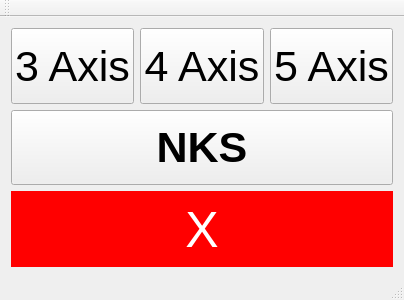
The window that mainwindow.ui (nekaelektronik/axis-selector) describes before a commit, drawn with Qt 5.
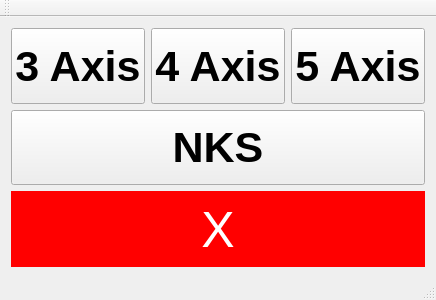
The same window after the commit.

Commit message: Make the font of axis buttons bold

Diff of the .ui file:
```diff
--- a/mainwindow.ui
+++ b/mainwindow.ui
@@ -28,6 +28,8 @@
         <property name="font">
          <font>
           <pointsize>32</pointsize>
+          <weight>75</weight>
+          <bold>true</bold>
          </font>
         </property>
         <property name="text">
@@ -46,6 +48,8 @@
         <property name="font">
          <font>
           <pointsize>32</pointsize>
+          <weight>75</weight>
+          <bold>true</bold>
          </font>
         </property>
         <property name="text">
@@ -64,6 +68,8 @@
         <property name="font">
          <font>
           <pointsize>32</pointsize>
+          <weight>75</weight>
+          <bold>true</bold>
          </font>
         </property>
         <property name="text">
```
